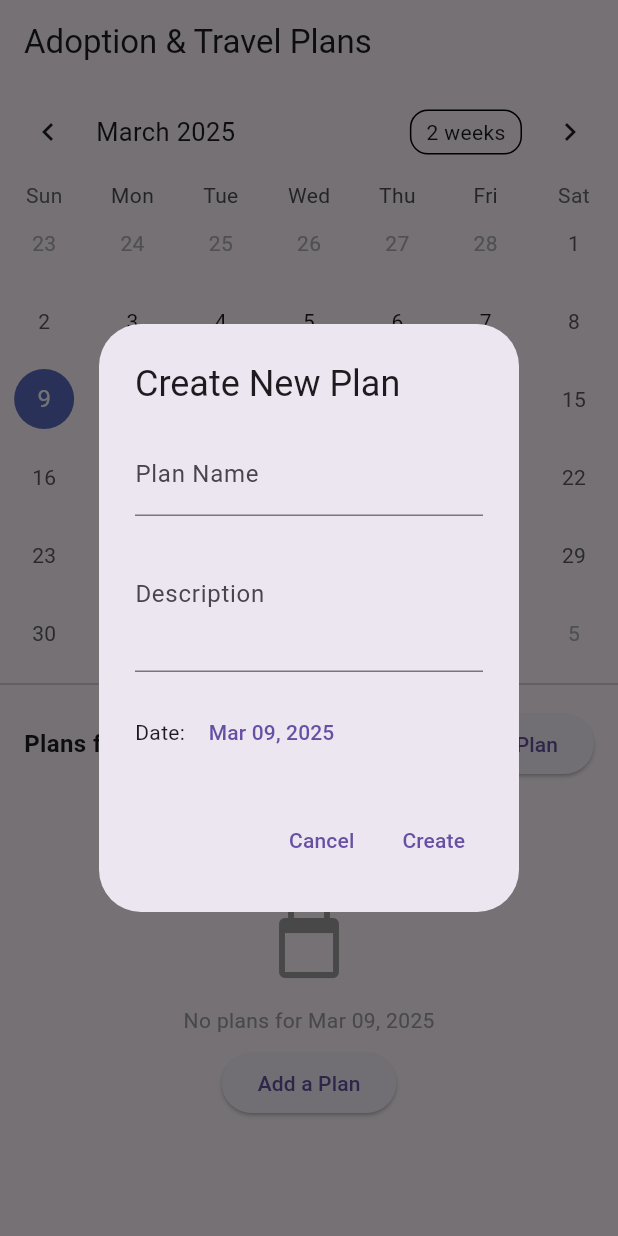
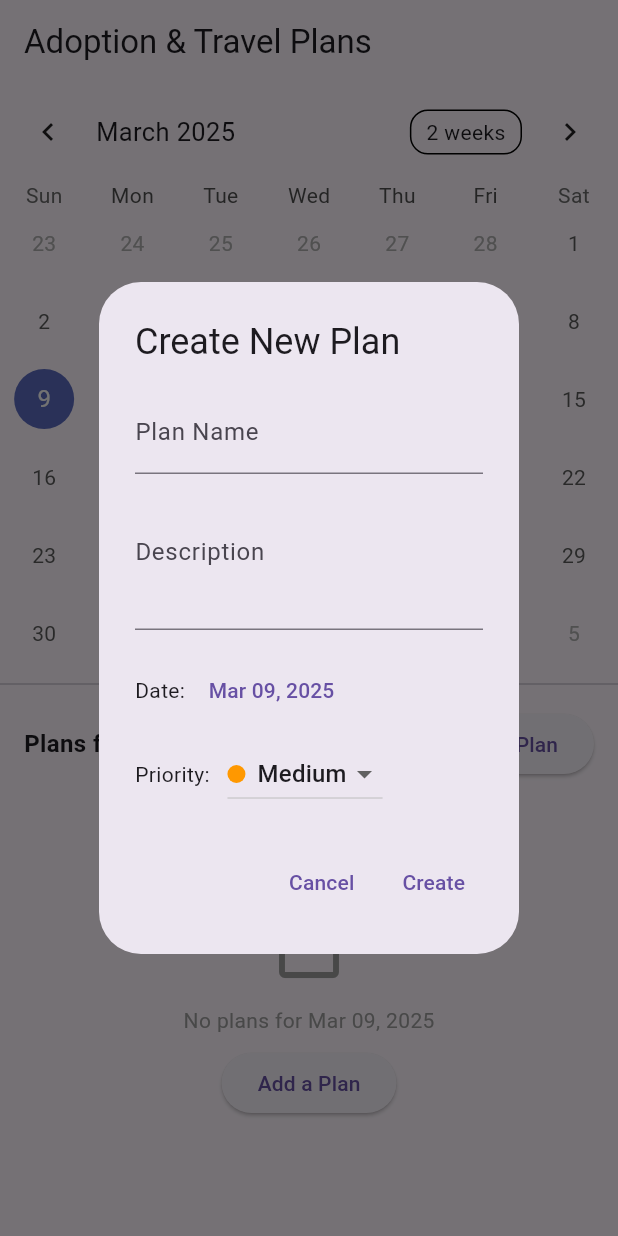
Before and after one commit to Ikran21/CW4, a Flutter app: the screen it shows after launch, after a tap on "Create Plan", on a phone screen of 412 x 824 dp. Run offline on Flutter 3.47's test engine with Material 3 defaults, Android fonts, the light colour scheme and no system bars; drawn by our look-alikes of table_calendar.

Commit message:
adding priority level to plans

```diff
--- a/lib/main.dart
+++ b/lib/main.dart
@@ -23,6 +23,34 @@ class MyApp extends StatelessWidget {
   }
 }
 
+// Priority enum
+enum PriorityLevel { low, medium, high }
+
+// Extension to get display name and color for priority
+extension PriorityExtension on PriorityLevel {
+  String get name {
+    switch (this) {
+      case PriorityLevel.low:
+        return 'Low';
+      case PriorityLevel.medium:
+        return 'Medium';
+      case PriorityLevel.high:
+        return 'High';
+    }
+  }
+
+  Color get color {
+    switch (this) {
+      case PriorityLevel.low:
+        return Colors.green;
+      case PriorityLevel.medium:
+        return Colors.orange;
+      case PriorityLevel.high:
+        return Colors.red;
+    }
+  }
+}
+
 // Plan data model
 class Plan {
   String id;
@@ -30,6 +58,7 @@ class Plan {
   String description;
   DateTime date;
   bool isCompleted;
+  PriorityLevel priority;
 
   Plan({
     required this.id,
@@ -37,6 +66,7 @@ class Plan {
     required this.description,
     required this.date,
     this.isCompleted = false,
+    this.priority = PriorityLevel.medium,
   });
 }
 
@@ -63,6 +93,9 @@ class _PlanManagerScreenState extends State<PlanManagerScreen> {
   // Map to store plans by date
   Map<DateTime, List<Plan>> plansByDate = {};
 
+  // Selected priority level for new/edited plans
+  PriorityLevel selectedPriority = PriorityLevel.medium;
+
   @override
   void initState() {
     super.initState();
@@ -73,11 +106,13 @@ class _PlanManagerScreenState extends State<PlanManagerScreen> {
       "Adopt a Dog",
       "Visit the local shelter to meet potential dogs",
       DateTime.now().add(const Duration(days: 2)),
+      PriorityLevel.high,
     );
     _addPlan(
       "Visit Beach",
       "Weekend trip to the beach",
       DateTime.now().add(const Duration(days: 5)),
+      PriorityLevel.low,
     );
   }
 
@@ -89,13 +124,19 @@ class _PlanManagerScreenState extends State<PlanManagerScreen> {
   }
 
   // Method to add a new plan
-  void _addPlan(String name, String description, DateTime date) {
+  void _addPlan(
+    String name,
+    String description,
+    DateTime date,
+    PriorityLevel priority,
+  ) {
     setState(() {
       final newPlan = Plan(
         id: DateTime.now().millisecondsSinceEpoch.toString(),
         name: name,
         description: description,
         date: date,
+        priority: priority,
       );
 
       plans.add(newPlan);
@@ -104,14 +145,37 @@ class _PlanManagerScreenState extends State<PlanManagerScreen> {
       DateTime normalizedDate = DateTime(date.year, date.month, date.day);
       if (plansByDate[normalizedDate] != null) {
         plansByDate[normalizedDate]!.add(newPlan);
+        // Sort by priority
+        _sortPlansByPriority(normalizedDate);
       } else {
         plansByDate[normalizedDate] = [newPlan];
       }
     });
   }
 
+  // Sort plans by priority (high to low)
+  void _sortPlansByPriority(DateTime date) {
+    if (plansByDate[date] != null) {
+      plansByDate[date]!.sort((a, b) {
+        // Sort by priority first (high to low)
+        int priorityCompare = b.priority.index.compareTo(a.priority.index);
+        if (priorityCompare != 0) {
+          return priorityCompare;
+        }
+        // If same priority, sort by completion status
+        return a.isCompleted ? 1 : -1;
+      });
+    }
+  }
+
   // Method to update an existing plan
-  void _updatePlan(String id, String name, String description, DateTime date) {
+  void _updatePlan(
+    String id,
+    String name,
+    String description,
+    DateTime date,
+    PriorityLevel priority,
+  ) {
     setState(() {
       final index = plans.indexWhere((plan) => plan.id == id);
       if (index != -1) {
@@ -131,12 +195,14 @@ class _PlanManagerScreenState extends State<PlanManagerScreen> {
           description: description,
           date: date,
           isCompleted: plans[index].isCompleted,
+          priority: priority,
         );
 
         // Add to new date
         final newDate = DateTime(date.year, date.month, date.day);
         if (plansByDate[newDate] != null) {
           plansByDate[newDate]!.add(plans[index]);
+          _sortPlansByPriority(newDate);
         } else {
           plansByDate[newDate] = [plans[index]];
         }
@@ -150,6 +216,14 @@ class _PlanManagerScreenState extends State<PlanManagerScreen> {
       final index = plans.indexWhere((plan) => plan.id == id);
       if (index != -1) {
         plans[index].isCompleted = !plans[index].isCompleted;
+
+        // Re-sort plans for the date
+        final date = DateTime(
+          plans[index].date.year,
+          plans[index].date.month,
+          plans[index].date.day,
+        );
+        _sortPlansByPriority(date);
       }
     });
   }
@@ -175,9 +249,11 @@ class _PlanManagerScreenState extends State<PlanManagerScreen> {
     if (isEditing) {
       nameController.text = plan.name;
       descriptionController.text = plan.description;
+      selectedPriority = plan.priority;
     } else {
       nameController.clear();
       descriptionController.clear();
+      selectedPriority = PriorityLevel.medium;
     }
 
     DateTime selectedDate =
@@ -227,6 +303,45 @@ class _PlanManagerScreenState extends State<PlanManagerScreen> {
                       ),
                     ],
                   ),
+                  const SizedBox(height: 8),
+                  Row(
+                    children: [
+                      const Text('Priority: '),
+                      const SizedBox(width: 8),
+                      StatefulBuilder(
+                        builder: (context, setState) {
+                          return DropdownButton<PriorityLevel>(
+                            value: selectedPriority,
+                            items:
+                                PriorityLevel.values.map((priority) {
+                                  return DropdownMenuItem<PriorityLevel>(
+                                    value: priority,
+                                    child: Row(
+                                      children: [
+                                        Container(
+                                          width: 12,
+                                          height: 12,
+                                          decoration: BoxDecoration(
+                                            color: priority.color,
+                                            shape: BoxShape.circle,
+                                          ),
+                                        ),
+                                        const SizedBox(width: 8),
+                                        Text(priority.name),
+                                      ],
+                                    ),
+                                  );
+                                }).toList(),
+                            onChanged: (newValue) {
+                              setState(() {
+                                selectedPriority = newValue!;
+                              });
+                            },
+                          );
+                        },
+                      ),
+                    ],
+                  ),
                 ],
               ),
             ),
@@ -244,9 +359,20 @@ class _PlanManagerScreenState extends State<PlanManagerScreen> {
 
                   if (name.isNotEmpty) {
                     if (isEditing) {
-                      _updatePlan(plan.id, name, description, selectedDate);
+                      _updatePlan(
+                        plan.id,
+                        name,
+                        description,
+                        selectedDate,
+                        selectedPriority,
+                      );
                     } else {
-                      _addPlan(name, description, selectedDate);
+                      _addPlan(
+                        name,
+                        description,
+                        selectedDate,
+                        selectedPriority,
+                      );
                     }
                     Navigator.of(context).pop();
                   }
@@ -376,6 +502,25 @@ class _PlanManagerScreenState extends State<PlanManagerScreen> {
                       ),
                     ),
                   ),
+                  Container(
+                    padding: const EdgeInsets.symmetric(
+                      horizontal: 8,
+                      vertical: 2,
+                    ),
+                    decoration: BoxDecoration(
+                      color: plan.priority.color.withOpacity(0.2),
+                      borderRadius: BorderRadius.circular(12),
+                      border: Border.all(color: plan.priority.color, width: 1),
+                    ),
+                    child: Text(
+                      plan.priority.name,
+                      style: TextStyle(
+                        fontSize: 12,
+                        color: plan.priority.color,
+                        fontWeight: FontWeight.bold,
+                      ),
+                    ),
+                  ),
                 ],
               ),
               if (plan.description.isNotEmpty)
@@ -415,6 +560,9 @@ class _PlanManagerScreenState extends State<PlanManagerScreen> {
       selectedDate.day,
     );
     final plansForDay = plansByDate[normalizedDate] ?? [];
+
+    // Sort plans by priority
+    _sortPlansByPriority(normalizedDate);
 
     if (plansForDay.isEmpty) {
       return Center(
@@ -459,6 +607,7 @@ class _PlanManagerScreenState extends State<PlanManagerScreen> {
           plan.name,
           plan.description,
           _selectedDay ?? DateTime.now(),
+          plan.priority,
         );
         ScaffoldMessenger.of(context).showSnackBar(
           SnackBar(
```
